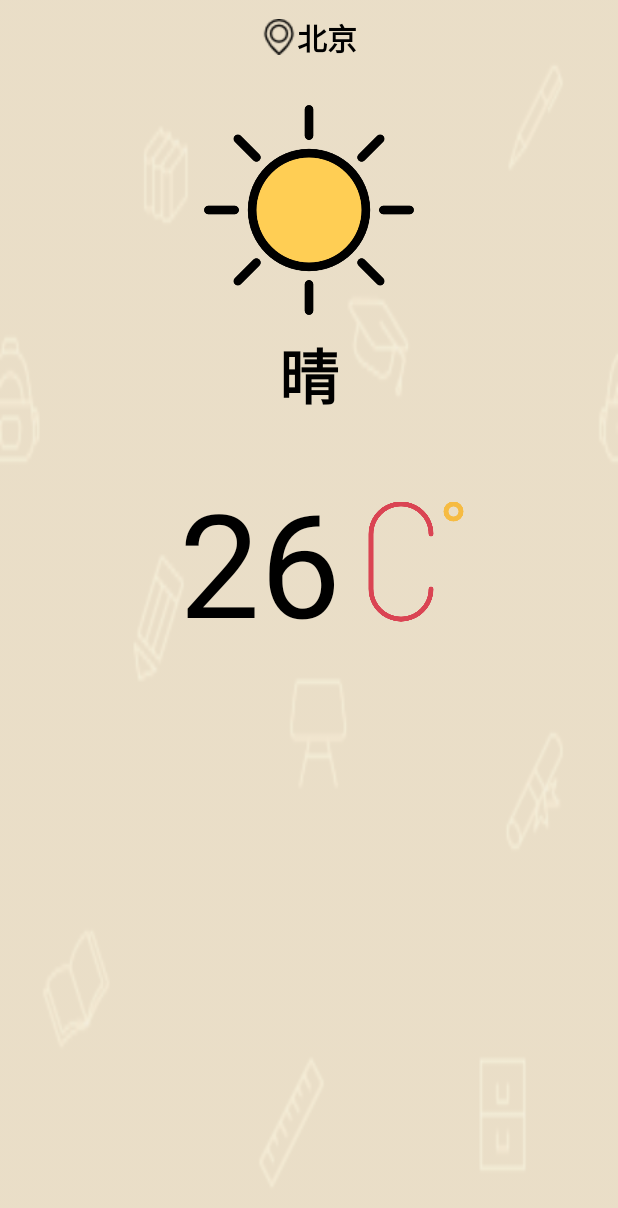
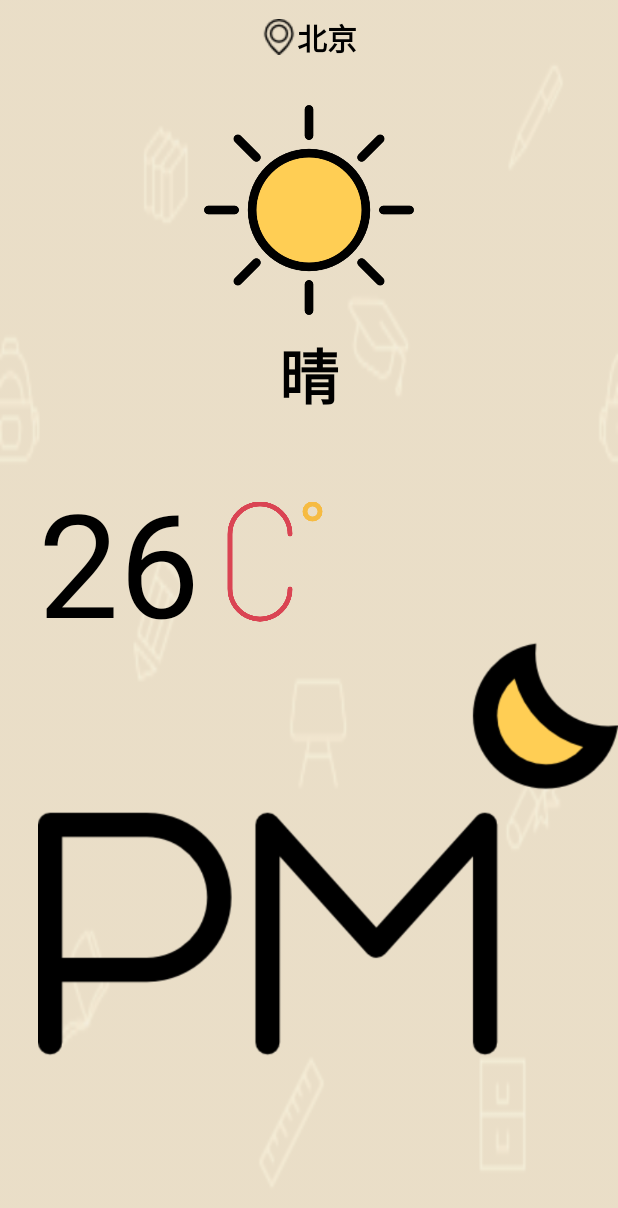
Before and after one commit to IamPabo/MaxWeather, an Android app: the layout activity_main.xml on its own in the app's theme, with its tools: preview values and no code run, on a phone screen of 412 x 824 dp. Shown: the top 1208 px of the screen. Run offline under Robolectric (Android 15) with nearby library versions, the light colour scheme and no system bars; Roboto replaces fonts that are not available here.

Commit message:
修改新增的数据在UI实时更新。 为请求数据的方法添加方法锁。

```diff
--- a/app/src/main/java/com/max/weather/mvvm/weather/MainModel.java
+++ b/app/src/main/java/com/max/weather/mvvm/weather/MainModel.java
@@ -12,12 +12,12 @@ import rx.schedulers.Schedulers;
  * @time 2017/1/20
  */
 
-class MainModel implements MainConstract.IModel {
+class MainModel implements MainContract.IModel {
 
     static final String LOCATION_BAIDU = "5";
 
     @Override
-    public Observable<WeatherBean> getWeatherFromLocation(String type, String longitude, String latitude) {
+    public synchronized Observable<WeatherBean> getWeatherFromLocation(String type, String longitude, String latitude) {
         if (type == null) type = LOCATION_BAIDU;
         return ApiDefault.getApiService().getLocationWeather(
                 type,
@@ -28,7 +28,7 @@ class MainModel implements MainConstract.IModel {
     }
 
     @Override
-    public Observable<WeatherBean> getWeatherFromCity(String type, String longitude, String latitude) {
+    public synchronized Observable<WeatherBean> getWeatherFromCity(String type, String longitude, String latitude) {
         return null;
     }
 
--- a/app/src/main/java/com/max/weather/mvvm/weather/MainViewModel.java
+++ b/app/src/main/java/com/max/weather/mvvm/weather/MainViewModel.java
@@ -27,7 +27,7 @@ public class MainViewModel {
 
     private AppCompatActivity activity;
     private ActivityMainBinding mBinding;
-    private MainConstract.IModel IModel;
+    private MainContract.IModel IModel;
 
     MainViewModel(AppCompatActivity activity, ActivityMainBinding binding) {
         mBinding = binding;
--- a/app/src/main/res/layout/activity_main.xml
+++ b/app/src/main/res/layout/activity_main.xml
@@ -74,6 +74,14 @@
             android:paddingEnd="0dp"
             android:layout_centerHorizontal="true">
 
+            <ImageView
+                android:id="@+id/icon_am_pm"
+                android:layout_width="wrap_content"
+                android:layout_height="wrap_content"
+                android:src="@{nowWeather}"
+                tools:src="@drawable/icon_post_meridiem"
+                tools:ignore="contentDescription"/>
+
             <TextView
                 android:id="@+id/info_temperature"
                 android:layout_width="wrap_content"
```
Also changed, not shown: app/src/main/java/com/max/weather/mvvm/weather/MainContract.java (renamed from app/src/main/java/com/max/weather/mvvm/weather/MainConstract.java, +1 -10 lines), app/src/main/java/com/max/weather/mvvm/weather/bean/CityBean.java (+7 -1 lines).
